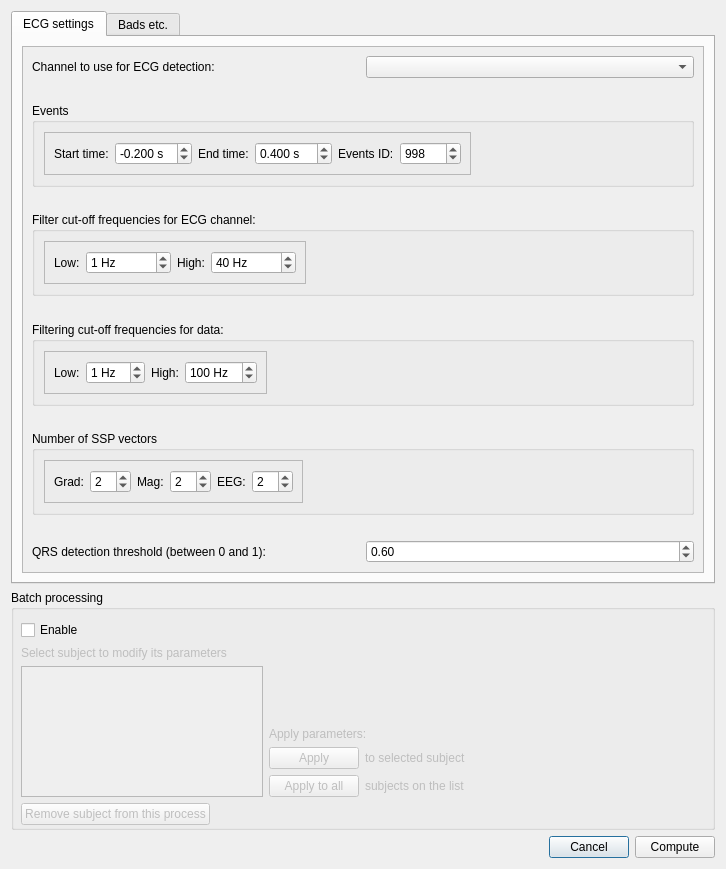
This is qt4Designer_ui_files/ecgParametersDialogBatch.ui in cibr-jyu/meggie as Qt 5 draws it before an edit. The edited form follows.
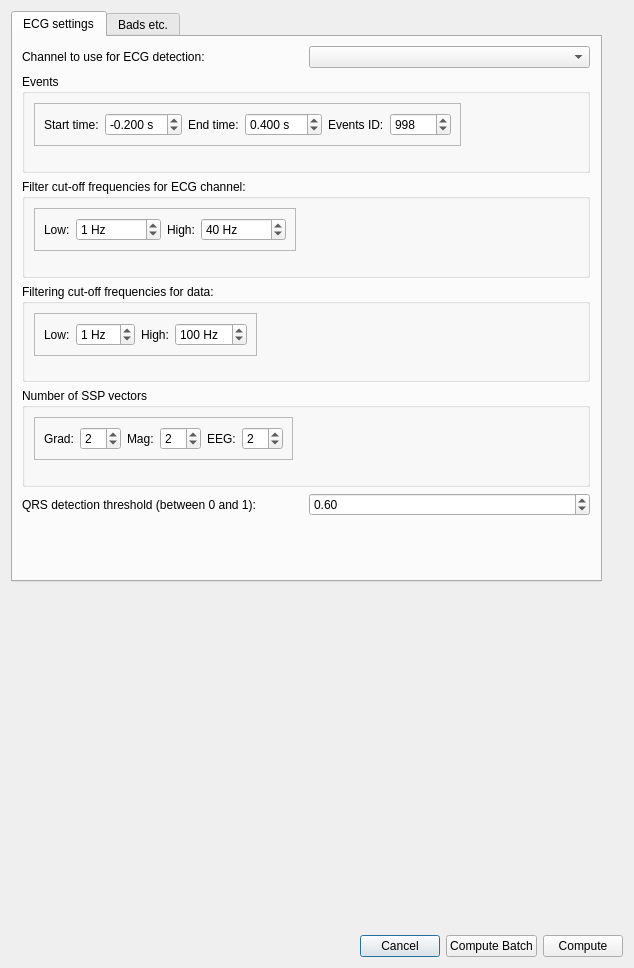
This is the edited form.

```diff
--- a/qt4Designer_ui_files/ecgParametersDialogBatch.ui
+++ b/qt4Designer_ui_files/ecgParametersDialogBatch.ui
@@ -6,16 +6,46 @@
    <rect>
     <x>0</x>
     <y>0</y>
-    <width>726</width>
-    <height>869</height>
+    <width>634</width>
+    <height>968</height>
    </rect>
   </property>
   <property name="windowTitle">
    <string>Meggie - Compute ECG projections</string>
   </property>
   <layout class="QGridLayout" name="gridLayout">
-   <item row="1" column="1">
+   <item row="0" column="0">
+    <widget class="QScrollArea" name="scrollArea">
+     <property name="layoutDirection">
+      <enum>Qt::LeftToRight</enum>
+     </property>
+     <property name="frameShape">
+      <enum>QFrame::NoFrame</enum>
+     </property>
+     <property name="widgetResizable">
+      <bool>true</bool>
+     </property>
+     <widget class="QWidget" name="scrollAreaWidgetContents_2">
+      <property name="geometry">
+       <rect>
+        <x>0</x>
+        <y>0</y>
+        <width>616</width>
+        <height>911</height>
+       </rect>
+      </property>
+      <property name="layoutDirection">
+       <enum>Qt::LeftToRight</enum>
+      </property>
     <widget class="QTabWidget" name="tabWidgetECGSettings">
+       <property name="geometry">
+        <rect>
+         <x>0</x>
+         <y>0</y>
+         <width>591</width>
+         <height>571</height>
+        </rect>
+       </property>
      <property name="currentIndex">
       <number>0</number>
      </property>
@@ -23,23 +53,15 @@
       <attribute name="title">
        <string>ECG settings</string>
       </attribute>
-      <layout class="QGridLayout" name="gridLayout_2">
-       <item row="0" column="0">
-        <widget class="QScrollArea" name="scrollArea">
-         <property name="widgetResizable">
-          <bool>true</bool>
-         </property>
-         <widget class="QWidget" name="scrollAreaWidgetContents_2">
+        <widget class="QWidget" name="">
           <property name="geometry">
            <rect>
-            <x>0</x>
-            <y>0</y>
-            <width>684</width>
-            <height>519</height>
-           </rect>
-          </property>
-          <layout class="QGridLayout" name="gridLayout_7">
-           <item row="0" column="0">
+           <x>9</x>
+           <y>9</y>
+           <width>568</width>
+           <height>470</height>
+          </rect>
+         </property>
             <layout class="QVBoxLayout" name="verticalLayout_5">
              <item>
               <layout class="QHBoxLayout" name="horizontalLayout_10">
@@ -55,19 +77,6 @@
                </item>
               </layout>
              </item>
-             <item>
-              <spacer name="verticalSpacer_5">
-               <property name="orientation">
-                <enum>Qt::Vertical</enum>
-               </property>
-               <property name="sizeHint" stdset="0">
-                <size>
-                 <width>20</width>
-                 <height>40</height>
-                </size>
-               </property>
-              </spacer>
-             </item>
              <item>
               <widget class="QGroupBox" name="groupBoxEvent">
                <property name="title">
@@ -174,19 +183,6 @@
                </layout>
               </widget>
              </item>
-             <item>
-              <spacer name="verticalSpacer">
-               <property name="orientation">
-                <enum>Qt::Vertical</enum>
-               </property>
-               <property name="sizeHint" stdset="0">
-                <size>
-                 <width>20</width>
-                 <height>40</height>
-                </size>
-               </property>
-              </spacer>
-             </item>
              <item>
               <widget class="QGroupBox" name="groupBoxFilteringECG">
                <property name="title">
@@ -272,19 +268,6 @@
                </layout>
               </widget>
              </item>
-             <item>
-              <spacer name="verticalSpacer_2">
-               <property name="orientation">
-                <enum>Qt::Vertical</enum>
-               </property>
-               <property name="sizeHint" stdset="0">
-                <size>
-                 <width>20</width>
-                 <height>40</height>
-                </size>
-               </property>
-              </spacer>
-             </item>
              <item>
               <widget class="QGroupBox" name="groupBoxFilter">
                <property name="title">
@@ -361,19 +344,6 @@
                </layout>
               </widget>
              </item>
-             <item>
-              <spacer name="verticalSpacer_3">
-               <property name="orientation">
-                <enum>Qt::Vertical</enum>
-               </property>
-               <property name="sizeHint" stdset="0">
-                <size>
-                 <width>20</width>
-                 <height>40</height>
-                </size>
-               </property>
-              </spacer>
-             </item>
              <item>
               <widget class="QGroupBox" name="groupBoxSSP">
                <property name="title">
@@ -453,19 +423,6 @@
                </layout>
               </widget>
              </item>
-             <item>
-              <spacer name="verticalSpacer_4">
-               <property name="orientation">
-                <enum>Qt::Vertical</enum>
-               </property>
-               <property name="sizeHint" stdset="0">
-                <size>
-                 <width>20</width>
-                 <height>40</height>
-                </size>
-               </property>
-              </spacer>
-             </item>
              <item>
               <layout class="QHBoxLayout" name="horizontalLayout_17">
                <item>
@@ -491,12 +448,7 @@
               </layout>
              </item>
             </layout>
-           </item>
-          </layout>
-         </widget>
-        </widget>
-       </item>
-      </layout>
+        </widget>
      </widget>
      <widget class="QWidget" name="tabECG2">
       <attribute name="title">
@@ -797,8 +749,23 @@
       </widget>
      </widget>
     </widget>
+      <widget class="QWidget" name="widget" native="true">
+       <property name="geometry">
+        <rect>
+         <x>0</x>
+         <y>580</y>
+         <width>591</width>
+         <height>311</height>
+        </rect>
+       </property>
+       <property name="layoutDirection">
+        <enum>Qt::LeftToRight</enum>
+       </property>
+      </widget>
+     </widget>
+    </widget>
    </item>
-   <item row="3" column="1">
+   <item row="1" column="0">
     <layout class="QHBoxLayout" name="horizontalLayout_19">
      <item>
       <spacer name="horizontalSpacer">
@@ -820,6 +787,13 @@
        </property>
       </widget>
      </item>
+     <item>
+      <widget class="QPushButton" name="pushButton">
+       <property name="text">
+        <string>Compute Batch</string>
+       </property>
+      </widget>
+     </item>
      <item>
       <widget class="QPushButton" name="pushButtonCompute">
        <property name="sizePolicy">
@@ -835,240 +809,6 @@
      </item>
     </layout>
    </item>
-   <item row="2" column="1">
-    <widget class="QGroupBox" name="groupBoxBatch">
-     <property name="sizePolicy">
-      <sizepolicy hsizetype="Expanding" vsizetype="Fixed">
-       <horstretch>0</horstretch>
-       <verstretch>0</verstretch>
-      </sizepolicy>
-     </property>
-     <property name="minimumSize">
-      <size>
-       <width>0</width>
-       <height>240</height>
-      </size>
-     </property>
-     <property name="title">
-      <string>Batch processing</string>
-     </property>
-     <widget class="QWidget" name="verticalLayoutWidget_4">
-      <property name="geometry">
-       <rect>
-        <x>10</x>
-        <y>30</y>
-        <width>471</width>
-        <height>205</height>
-       </rect>
-      </property>
-      <layout class="QVBoxLayout" name="verticalLayout_8">
-       <item>
-        <widget class="QCheckBox" name="checkBoxBatch">
-         <property name="sizePolicy">
-          <sizepolicy hsizetype="Fixed" vsizetype="Fixed">
-           <horstretch>0</horstretch>
-           <verstretch>0</verstretch>
-          </sizepolicy>
-         </property>
-         <property name="text">
-          <string>Enable</string>
-         </property>
-        </widget>
-       </item>
-       <item>
-        <widget class="QLabel" name="labelSubjects">
-         <property name="enabled">
-          <bool>false</bool>
-         </property>
-         <property name="sizePolicy">
-          <sizepolicy hsizetype="Fixed" vsizetype="Preferred">
-           <horstretch>0</horstretch>
-           <verstretch>0</verstretch>
-          </sizepolicy>
-         </property>
-         <property name="text">
-          <string>Select subject to modify its parameters</string>
-         </property>
-        </widget>
-       </item>
-       <item>
-        <layout class="QHBoxLayout" name="horizontalLayout_16">
-         <item>
-          <widget class="QListWidget" name="listWidgetSubjects">
-           <property name="enabled">
-            <bool>false</bool>
-           </property>
-           <property name="sizePolicy">
-            <sizepolicy hsizetype="Expanding" vsizetype="Expanding">
-             <horstretch>0</horstretch>
-             <verstretch>0</verstretch>
-            </sizepolicy>
-           </property>
-          </widget>
-         </item>
-         <item>
-          <layout class="QVBoxLayout" name="verticalLayout_7">
-           <item>
-            <layout class="QVBoxLayout" name="verticalLayout_6">
-             <item>
-              <spacer name="verticalSpacer_6">
-               <property name="orientation">
-                <enum>Qt::Vertical</enum>
-               </property>
-               <property name="sizeHint" stdset="0">
-                <size>
-                 <width>20</width>
-                 <height>40</height>
-                </size>
-               </property>
-              </spacer>
-             </item>
-             <item>
-              <widget class="QLabel" name="label_2">
-               <property name="enabled">
-                <bool>false</bool>
-               </property>
-               <property name="text">
-                <string>Apply parameters:</string>
-               </property>
-              </widget>
-             </item>
-             <item>
-              <layout class="QHBoxLayout" name="horizontalLayout_20">
-               <item>
-                <widget class="QPushButton" name="pushButtonApply">
-                 <property name="enabled">
-                  <bool>false</bool>
-                 </property>
-                 <property name="sizePolicy">
-                  <sizepolicy hsizetype="Expanding" vsizetype="Fixed">
-                   <horstretch>0</horstretch>
-                   <verstretch>0</verstretch>
-                  </sizepolicy>
-                 </property>
-                 <property name="minimumSize">
-                  <size>
-                   <width>90</width>
-                   <height>0</height>
-                  </size>
-                 </property>
-                 <property name="maximumSize">
-                  <size>
-                   <width>90</width>
-                   <height>16777215</height>
-                  </size>
-                 </property>
-                 <property name="text">
-                  <string>Apply</string>
-                 </property>
-                </widget>
-               </item>
-               <item>
-                <widget class="QLabel" name="label_3">
-                 <property name="enabled">
-                  <bool>false</bool>
-                 </property>
-                 <property name="text">
-                  <string>to selected subject</string>
-                 </property>
-                </widget>
-               </item>
-               <item>
-                <spacer name="horizontalSpacer_3">
-                 <property name="orientation">
-                  <enum>Qt::Horizontal</enum>
-                 </property>
-                 <property name="sizeHint" stdset="0">
-                  <size>
-                   <width>40</width>
-                   <height>20</height>
-                  </size>
-                 </property>
-                </spacer>
-               </item>
-              </layout>
-             </item>
-             <item>
-              <layout class="QHBoxLayout" name="horizontalLayout_28">
-               <item>
-                <widget class="QPushButton" name="pushButtonApplyAll">
-                 <property name="enabled">
-                  <bool>false</bool>
-                 </property>
-                 <property name="sizePolicy">
-                  <sizepolicy hsizetype="Expanding" vsizetype="Fixed">
-                   <horstretch>0</horstretch>
-                   <verstretch>0</verstretch>
-                  </sizepolicy>
-                 </property>
-                 <property name="minimumSize">
-                  <size>
-                   <width>90</width>
-                   <height>0</height>
-                  </size>
-                 </property>
-                 <property name="maximumSize">
-                  <size>
-                   <width>90</width>
-                   <height>16777215</height>
-                  </size>
-                 </property>
-                 <property name="text">
-                  <string>Apply to all</string>
-                 </property>
-                </widget>
-               </item>
-               <item>
-                <widget class="QLabel" name="label_4">
-                 <property name="enabled">
-                  <bool>false</bool>
-                 </property>
-                 <property name="text">
-                  <string>subjects on the list</string>
-                 </property>
-                </widget>
-               </item>
-               <item>
-                <spacer name="horizontalSpacer_2">
-                 <property name="orientation">
-                  <enum>Qt::Horizontal</enum>
-                 </property>
-                 <property name="sizeHint" stdset="0">
-                  <size>
-                   <width>40</width>
-                   <height>20</height>
-                  </size>
-                 </property>
-                </spacer>
-               </item>
-              </layout>
-             </item>
-            </layout>
-           </item>
-          </layout>
-         </item>
-        </layout>
-       </item>
-       <item>
-        <widget class="QPushButton" name="pushButtonRemove">
-         <property name="enabled">
-          <bool>false</bool>
-         </property>
-         <property name="sizePolicy">
-          <sizepolicy hsizetype="Fixed" vsizetype="Fixed">
-           <horstretch>0</horstretch>
-           <verstretch>0</verstretch>
-          </sizepolicy>
-         </property>
-         <property name="text">
-          <string>Remove subject from this process</string>
-         </property>
-        </widget>
-       </item>
-      </layout>
-     </widget>
-    </widget>
-   </item>
   </layout>
  </widget>
  <tabstops>
```
Left out of the diff: 155 changed lines with no effect on the pictures. Lines whose indentation alone changed are shown as unchanged.
